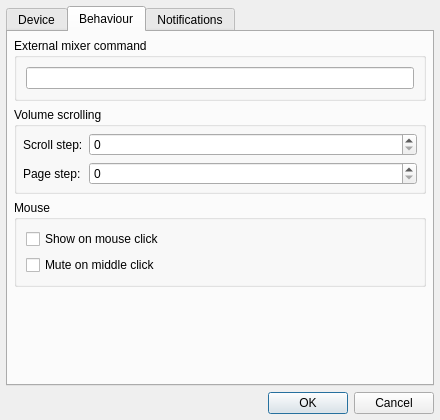
First picture: the form in src/ui/dialogprefs.ui, repository qtilities/voltrayke, before the edit.
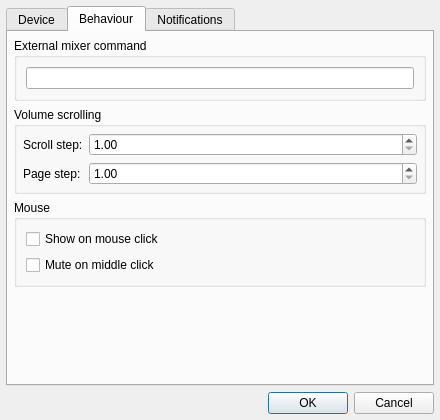
Second picture: the form after the edit. The open tabs and pages were chosen to show the change. Icons and pictures are not drawn.

```diff
--- a/src/ui/dialogprefs.ui
+++ b/src/ui/dialogprefs.ui
@@ -213,22 +213,22 @@
            </widget>
           </item>
           <item row="0" column="1">
-           <widget class="QSpinBox" name="sbxStep">
-            <property name="sizePolicy">
-             <sizepolicy hsizetype="Minimum" vsizetype="Expanding">
-              <horstretch>0</horstretch>
-              <verstretch>0</verstretch>
-             </sizepolicy>
+           <widget class="QDoubleSpinBox" name="sbxStep">
+            <property name="minimum">
+             <double>1.000000000000000</double>
+            </property>
+            <property name="maximum">
+             <double>50.000000000000000</double>
             </property>
            </widget>
           </item>
           <item row="1" column="1">
-           <widget class="QSpinBox" name="sbxPageStep">
-            <property name="sizePolicy">
-             <sizepolicy hsizetype="Minimum" vsizetype="Expanding">
-              <horstretch>0</horstretch>
-              <verstretch>0</verstretch>
-             </sizepolicy>
+           <widget class="QDoubleSpinBox" name="sbxPageStep">
+            <property name="minimum">
+             <double>1.000000000000000</double>
+            </property>
+            <property name="maximum">
+             <double>50.000000000000000</double>
             </property>
            </widget>
           </item>
```
